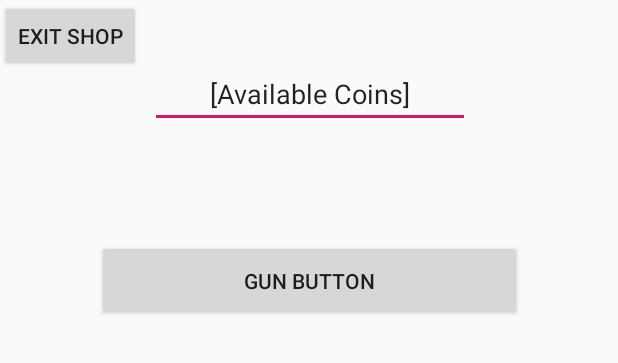
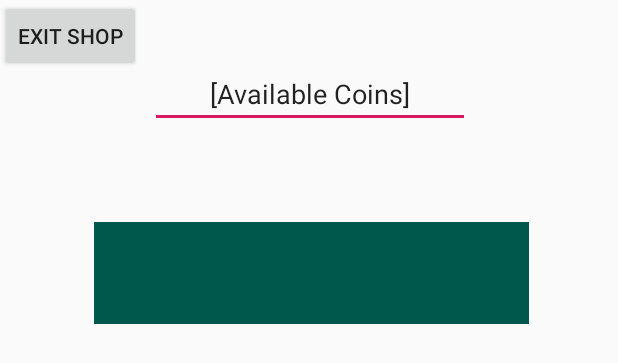
Before and after one commit to lauzadis/DemonHacks, an Android app: the layout activity_vendor.xml on its own in the app's theme, with its tools: preview values and no code run, on a phone screen of 412 x 824 dp. Shown: the top 363 px of the screen. Run offline under Robolectric (Android 15) with nearby library versions, the phone set to English and light mode, and no system bars.

Commit message:
Revised vendor to function with gun png's

```diff
--- a/app/src/main/res/layout/activity_vendor.xml
+++ b/app/src/main/res/layout/activity_vendor.xml
@@ -24,35 +24,6 @@
         app:layout_constraintStart_toStartOf="parent"
         app:layout_constraintTop_toTopOf="parent" />
 
-    <Button
-        android:id="@+id/gunButton"
-        android:layout_width="283dp"
-        android:layout_height="54dp"
-        android:layout_marginStart="8dp"
-        android:layout_marginLeft="8dp"
-        android:layout_marginTop="160dp"
-        android:layout_marginEnd="8dp"
-        android:layout_marginRight="8dp"
-        android:text="Gun Button"
-        app:layout_constraintEnd_toEndOf="parent"
-        app:layout_constraintHorizontal_bias="0.505"
-        app:layout_constraintStart_toStartOf="parent"
-        app:layout_constraintTop_toTopOf="parent" />
-
-    <TextView
-        android:id="@+id/affordLabel"
-        android:gravity="center_horizontal"
-        android:layout_width="280dp"
-        android:layout_height="15dp"
-        android:layout_marginStart="8dp"
-        android:layout_marginLeft="8dp"
-        android:layout_marginTop="144dp"
-        android:layout_marginEnd="8dp"
-        android:layout_marginRight="8dp"
-        app:layout_constraintEnd_toEndOf="parent"
-        app:layout_constraintStart_toStartOf="parent"
-        app:layout_constraintTop_toTopOf="parent" />
-
     <TextView
         android:id="@+id/needLabel"
         android:gravity="center_horizontal"
@@ -75,4 +46,19 @@
         android:text="Exit Shop"
         tools:layout_editor_absoluteX="147dp"
         tools:layout_editor_absoluteY="445dp" />
+
+    <ImageButton
+        android:id="@+id/gunButton"
+        android:layout_width="290dp"
+        android:layout_height="68dp"
+        android:layout_marginStart="8dp"
+        android:layout_marginLeft="8dp"
+        android:layout_marginTop="148dp"
+        android:layout_marginEnd="5dp"
+        android:layout_marginRight="5dp"
+        android:background="@null"
+        app:layout_constraintEnd_toEndOf="parent"
+        app:layout_constraintStart_toStartOf="parent"
+        app:layout_constraintTop_toTopOf="parent"
+        app:srcCompat="@color/colorPrimaryDark" />
 </android.support.constraint.ConstraintLayout>
```
Also changed, not shown: app/src/main/java/com/example/motbot/demonhacks/vendor.java (+77 -39 lines), app/src/main/res/drawable/gun1.png (added), app/src/main/res/drawable/gun2.png (added), app/src/main/res/drawable/gun2unavailable.png (added), app/src/main/res/drawable/gun2withresources.png (added), app/src/main/res/drawable/gun3.png (added), app/src/main/res/drawable/gun3unavailable.png (added), app/src/main/res/drawable/gun3withresources.png (added), app/src/main/res/drawable/gun4.png (added), app/src/main/res/drawable/gun4unavailable.png (added), app/src/main/res/drawable/gun4withresources.png (added), app/src/main/res/drawable/gun5.png (added), app/src/main/res/drawable/gun5max.png (added), app/src/main/res/drawable/gun5unavailable.png (added), 1 more files, 1 other file.
